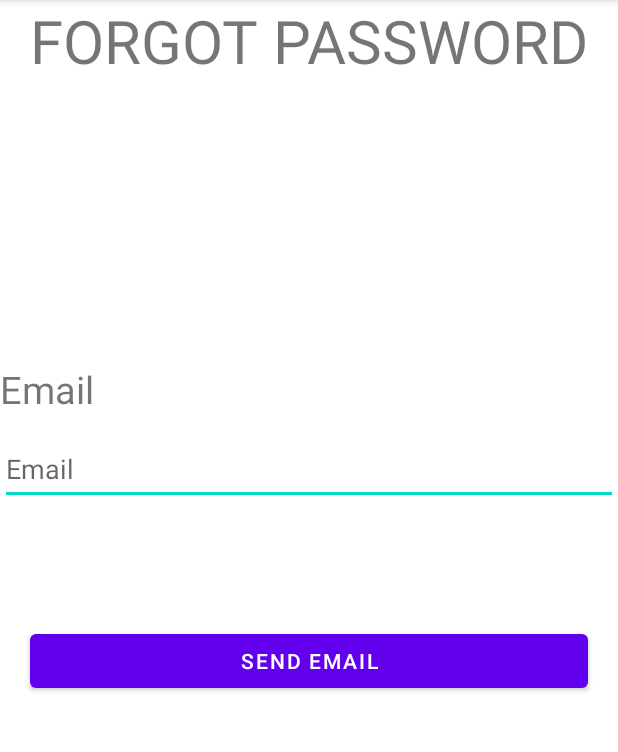
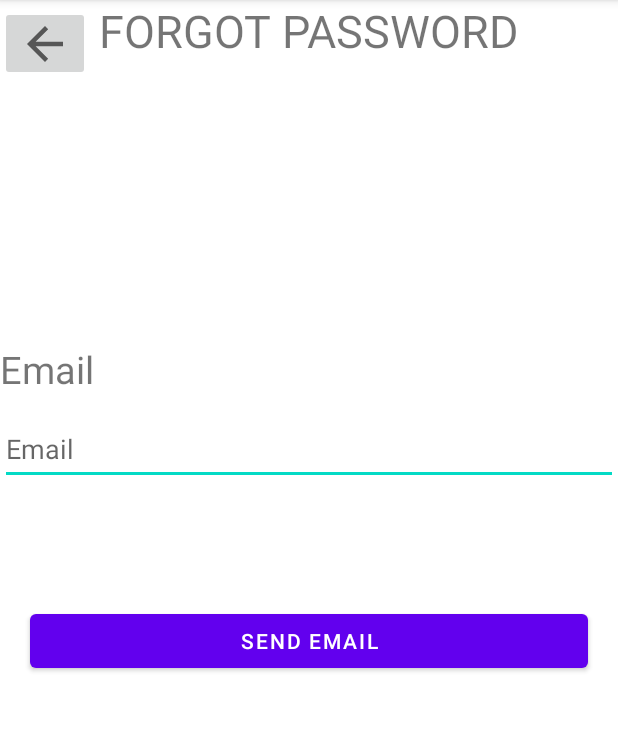
Before and after one commit to JanetSoh/JobAlley, an Android app: the ForgotPasswordActivity screen opened directly, with no data from a screen before it, on a phone screen of 412 x 824 dp, the part 84-836 px from its top. Run offline under Robolectric (Android 15) with nearby library versions, the phone set to English and light mode, and no system bars; our stand-ins replace Firebase (no records; nobody signed in at launch, a user with empty details on screens opened directly).

Commit message:
add back button at forgot password

```diff
--- a/app/src/main/java/com/example/joballey/ForgotPasswordActivity.kt
+++ b/app/src/main/java/com/example/joballey/ForgotPasswordActivity.kt
@@ -1,9 +1,11 @@
 package com.example.joballey
 
+import android.content.Intent
 import androidx.appcompat.app.AppCompatActivity
 import android.os.Bundle
 import android.widget.Button
 import android.widget.EditText
+import android.widget.ImageButton
 import android.widget.Toast
 import com.google.firebase.auth.FirebaseAuth
 
@@ -12,9 +14,11 @@ class ForgotPasswordActivity : AppCompatActivity() {
     private lateinit var reset_password: Button
     private lateinit var auth: FirebaseAuth
 
+
     override fun onCreate(savedInstanceState: Bundle?) {
         super.onCreate(savedInstanceState)
         setContentView(R.layout.activity_forgot_password)
+        val back :ImageButton = findViewById(R.id.imageButton_back)
         editEmail = findViewById(R.id.fp_email)
         reset_password = findViewById(R.id.send)
 
@@ -32,5 +36,10 @@ class ForgotPasswordActivity : AppCompatActivity() {
                 }
         }
 
+        back.setOnClickListener {
+            val intent = Intent(this, MainActivity::class.java)
+            startActivity(intent)
+        }
+
     }
 }
--- a/app/src/main/res/layout/activity_forgot_password.xml
+++ b/app/src/main/res/layout/activity_forgot_password.xml
@@ -12,7 +12,7 @@
         android:layout_height="wrap_content"
         android:text="@string/forgot_password2"
         android:textAlignment="center"
-        android:textSize="40sp"
+        android:textSize="30sp"
         tools:layout_editor_absoluteX="0dp"
         tools:layout_editor_absoluteY="16dp"
         tools:ignore="MissingConstraints" />
@@ -52,5 +52,16 @@
         android:layout_marginStart="20dp"
         android:layout_marginEnd="20dp"/>
 
+    <ImageButton
+        android:id="@+id/imageButton_back"
+        android:layout_width="wrap_content"
+        android:layout_height="50dp"
+        android:layout_marginTop="4dp"
+        android:contentDescription="@string/back"
+        app:layout_constraintStart_toStartOf="parent"
+        app:layout_constraintTop_toTopOf="parent"
+        app:srcCompat="@drawable/back_button"
+        tools:ignore="SpeakableTextPresentCheck,SpeakableTextPresentCheck" />
+
 
 </androidx.constraintlayout.widget.ConstraintLayout>
```
